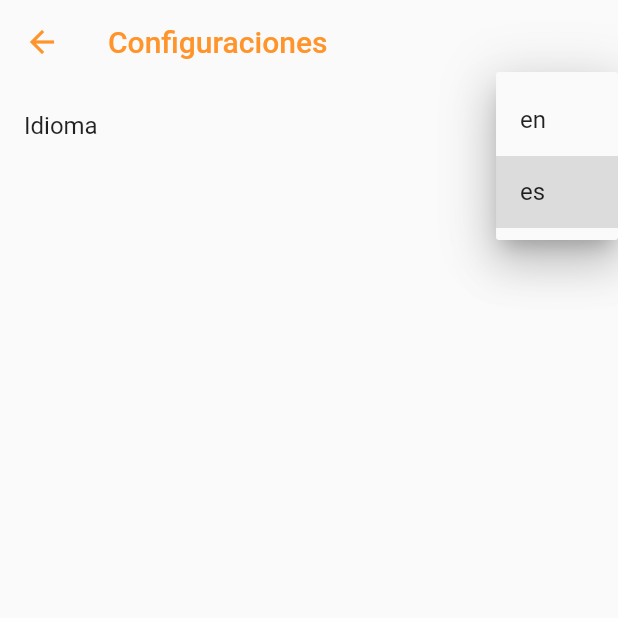
After one commit to JovannyRch/tablas_de_verdad_flutter, a Flutter app: the SettingsScreen screen opened directly, after a tap on "es", on a phone screen of 412 x 824 dp, the top half of it. The commit adds this screen. Run offline on Flutter 3.47's test engine with Material 2 defaults, Android fonts, the phone set to English and light mode, and no system bars; our stand-ins replace font_awesome_flutter.

Commit message:
ÃAdded language setting

```diff
--- /dev/null
+++ b/lib/models/Messages.dart
@@ -0,0 +1,31 @@
+import 'package:tablas_de_verdad/const/conts.dart';
+
+class Messages {
+  Messages();
+
+  String language = ES;
+
+  Map<String, String> TAUTOLOGY = {
+    ES: 'Tautología',
+    EN: 'Tautology',
+  };
+
+  Map<String, String> CONTRADICTION = {
+    ES: 'Contradicción',
+    EN: 'Contradiction',
+  };
+
+  Map<String, String> CONTINGENCY = {
+    ES: 'Contingencia',
+    EN: 'Contingency',
+  };
+  Map<String, String> LANGUAGE = {
+    ES: 'Idioma',
+    EN: 'Language',
+  };
+
+  Map<String, String> SETTINGS = {
+    ES: 'Configuraciones',
+    EN: 'Settings',
+  };
+}
--- a/lib/provider/AppProvider.dart
+++ b/lib/provider/AppProvider.dart
@@ -1,11 +1,32 @@
 import 'package:flutter/cupertino.dart';
+import 'package:tablas_de_verdad/const/conts.dart';
+import 'package:tablas_de_verdad/models/Messages.dart';
 
 class AppProvider with ChangeNotifier {
   String _input = "¬A∧¬A";
   bool _isUppercase = true;
   bool _isBasic = true;
   bool _is0sAnd1s = false;
+  String _language  = ES;
+  Messages _messages = new Messages();
 
+  Messages get messages{
+    return _messages;
+  }
+
+  void changeLanguage(String lang){
+    _messages.language = lang;
+    notifyListeners();
+  }
+
+  String get language{
+    return _language;
+  }
+
+  set language(String val){
+    _language = val;
+    notifyListeners();
+  }
 
   bool get is0sAnd1s {
     return _is0sAnd1s;
--- /dev/null
+++ b/lib/screens/settings_screen.dart
@@ -0,0 +1,74 @@
+import 'package:flutter/material.dart';
+import 'package:provider/provider.dart';
+import 'package:tablas_de_verdad/const/conts.dart';
+import 'package:tablas_de_verdad/provider/AppProvider.dart';
+
+class SettingsScreen extends StatefulWidget {
+  SettingsScreen({Key key}) : super(key: key);
+
+  @override
+  _SettingsScreenState createState() => _SettingsScreenState();
+}
+
+class _SettingsScreenState extends State<SettingsScreen> {
+  String dropdownValue = 'es';
+  AppProvider appProvider;
+  @override
+  Widget build(BuildContext context) {
+    appProvider = Provider.of<AppProvider>(context);
+    return Scaffold(
+      appBar: AppBar(
+        iconTheme: IconThemeData(
+          color: kMainColor, //change your color here
+        ),
+        title: Text(
+          appProvider.messages.SETTINGS[appProvider.language],
+          style: TextStyle(
+            color: kMainColor,
+          ),
+        ),
+        backgroundColor: Colors.transparent,
+        actions: [],
+        elevation: 0,
+      ),
+      body: _body(),
+    );
+  }
+
+  Widget _body() {
+    return Container(
+      width: double.infinity,
+      child: SingleChildScrollView(
+        child: Column(
+          children: [
+            ListTile(
+              title: Text(appProvider.messages.LANGUAGE[appProvider.language]),
+              trailing: DropdownButton<String>(
+                value: dropdownValue,
+                iconSize: 24,
+                elevation: 16,
+                underline: Container(
+                  height: 1,
+                  color: kMainColor,
+                ),
+                onChanged: (String newValue) {
+                  setState(() {
+                    dropdownValue = newValue;
+                    appProvider.language  = newValue;
+                  });
+                },
+                items: <String>['en', 'es']
+                    .map<DropdownMenuItem<String>>((String value) {
+                  return DropdownMenuItem<String>(
+                    value: value,
+                    child: Text(value),
+                  );
+                }).toList(),
+              ),
+            ),
+          ],
+        ),
+      ),
+    );
+  }
+}
--- a/lib/widgets/TableWidget.dart
+++ b/lib/widgets/TableWidget.dart
@@ -48,7 +48,7 @@ class TableWidget extends StatelessWidget {
                   crossAxisAlignment: CrossAxisAlignment.center,
                   mainAxisAlignment: MainAxisAlignment.center,
                   children: [
-                    _header(columsKeys, RESULT_LABEL),
+                    _header(columsKeys, RESULT_LABEL[appProvider.language]),
                     ...renderRows(),
                   ],
                 ),
--- a/pubspec.yaml
+++ b/pubspec.yaml
@@ -15,6 +15,7 @@ dependencies:
   font_awesome_flutter: ^8.11.0
   cupertino_icons: ^1.0.0
   launch_review: ^2.0.0
+  shared_preferences: ^0.5.12+4
 
 dev_dependencies:
   flutter_test:
```
Also changed, not shown: lib/const/conts.dart (+53 -13 lines), lib/models/TruthTable.dart (+6 -7 lines), lib/models/operators.dart (+19 -19 lines), lib/screens/home_screen.dart (+4 -4 lines), lib/screens/result_screen.dart (+15 -14 lines), lib/shared/UserPreferences.dart (added, +24 -0 lines), lib/widgets/DisplayWidget.dart (+26 -5 lines), lib/widgets/StepWidget.dart (+14 -1 lines), pubspec.lock.
